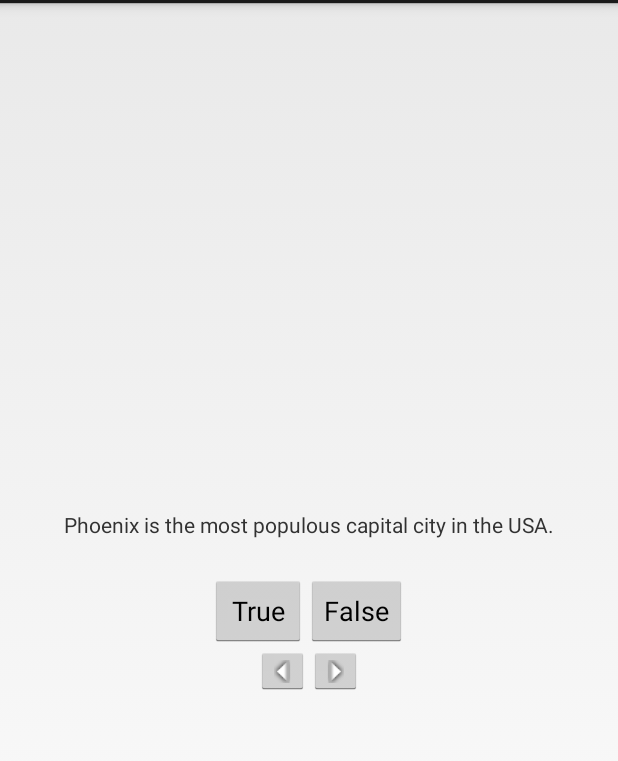
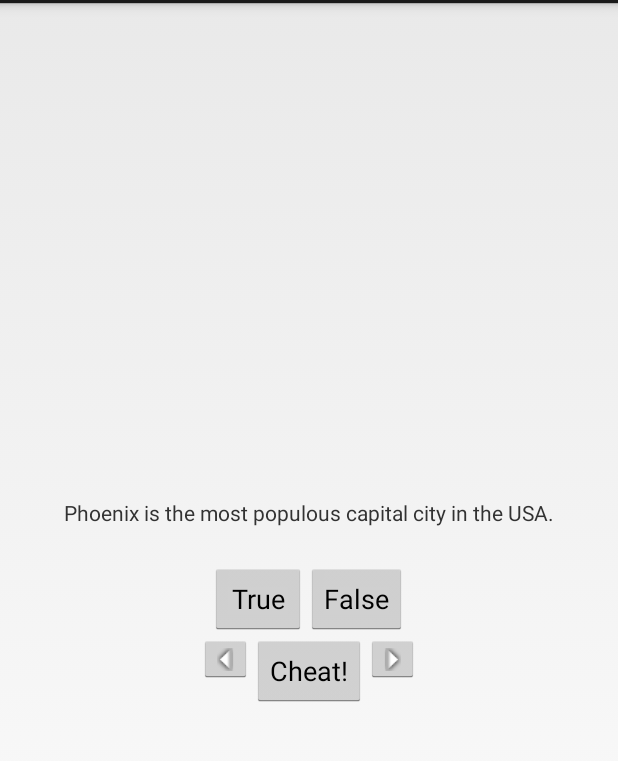
Before and after one commit to kyleofori/GeoQuiz, an Android app: the screen it shows after launch (QuizActivity), on a phone screen of 412 x 824 dp, the part 69-830 px from its top. Run offline under Robolectric (Android 15) with nearby library versions, the phone set to English and light mode, and no system bars.

Commit message:
Adding cheat buttons to default and landscape layouts

```diff
--- a/app/src/main/AndroidManifest.xml
+++ b/app/src/main/AndroidManifest.xml
@@ -16,6 +16,10 @@
                 <category android:name="android.intent.category.LAUNCHER" />
             </intent-filter>
         </activity>
+
+        <activity android:name=".CheatActivity"
+            android:label="@string/app_name" >
+            </activity>
     </application>
 
 </manifest>
--- a/app/src/main/res/layout-land/activity_quiz.xml
+++ b/app/src/main/res/layout-land/activity_quiz.xml
@@ -44,6 +44,13 @@
             android:contentDescription="@string/previous_button"
             />
 
+        <Button
+            android:id="@+id/cheat_button"
+            android:layout_width="wrap_content"
+            android:layout_height="wrap_content"
+            android:layout_gravity="bottom|center"
+            android:text="@string/cheat_button"/>
+
         <ImageButton
             android:id="@+id/next_button"
             android:layout_width="wrap_content"
--- a/app/src/main/res/layout/activity_quiz.xml
+++ b/app/src/main/res/layout/activity_quiz.xml
@@ -43,6 +43,12 @@
             android:contentDescription="@string/previous_button"
             />
 
+        <Button
+            android:id="@+id/cheat_button"
+            android:layout_width="wrap_content"
+            android:layout_height="wrap_content"
+            android:text="@string/cheat_button"/>
+
         <ImageButton
             android:id="@+id/next_button"
             android:layout_width="wrap_content"
```
